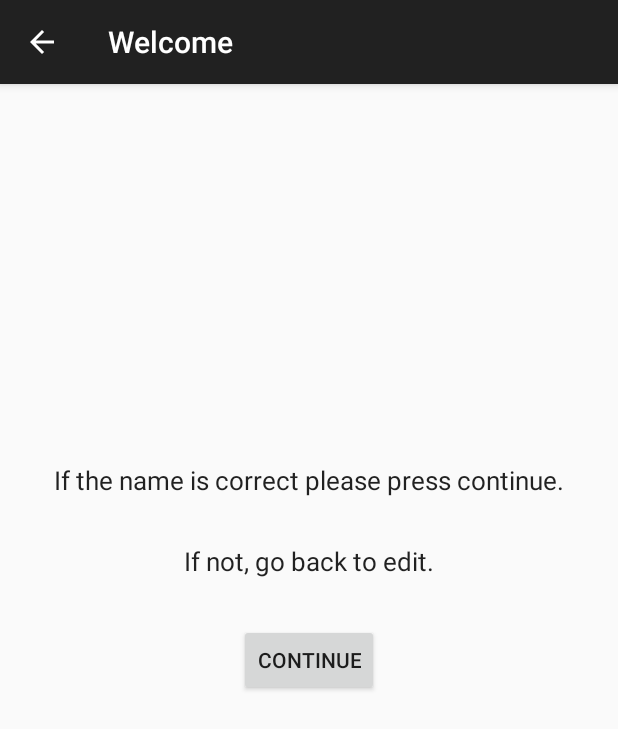
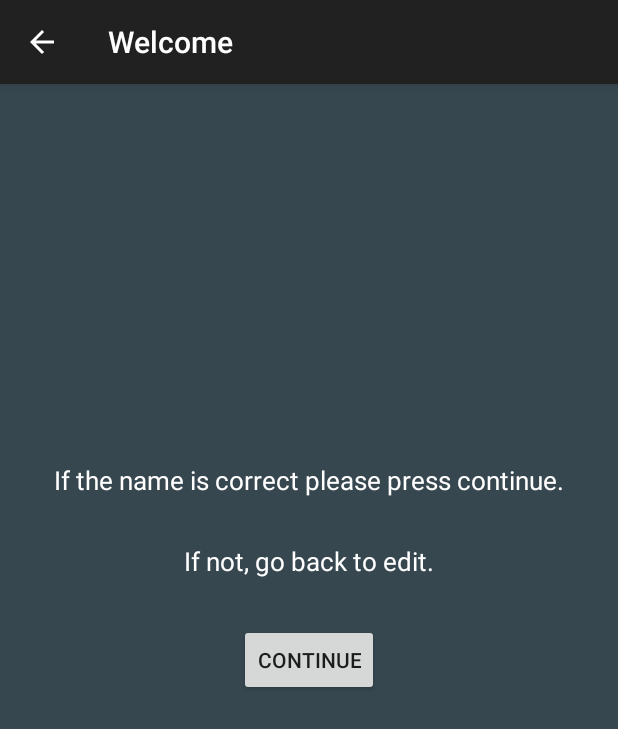
Before and after one commit to brittishsnow/UnofficialTWUCampusMapGame, an Android app: the Welcome screen opened directly, with no data from a screen before it, on a phone screen of 412 x 824 dp. Shown: the top 729 px of the screen. Run offline under Robolectric (Android 15) with nearby library versions, the phone set to English and light mode, and no system bars.

Commit message:
Final commit before presentation

```diff
--- a/app/src/main/java/com/maxstow/unofficialtwucampusmapgame/ProximityReceiver.java
+++ b/app/src/main/java/com/maxstow/unofficialtwucampusmapgame/ProximityReceiver.java
@@ -13,6 +13,7 @@ public class ProximityReceiver extends BroadcastReceiver {
 
     private static final String TAG = "ProximityReceiver";
     private final Context context;
+
 
     public ProximityReceiver(Context context) {
         this.context = context;
--- a/app/src/main/res/layout/activity_field_trip.xml
+++ b/app/src/main/res/layout/activity_field_trip.xml
@@ -45,7 +45,7 @@
         android:layout_width="wrap_content"
         android:layout_height="wrap_content"
         android:text="Back"
-        android:id="@+id/button"
+        android:id="@+id/backButton"
         android:layout_alignParentBottom="true"
         android:layout_centerHorizontal="true"
         android:layout_marginBottom="140dp" />
--- a/app/src/main/res/layout/activity_welcome.xml
+++ b/app/src/main/res/layout/activity_welcome.xml
@@ -1,10 +1,10 @@
 <RelativeLayout xmlns:android="http://schemas.android.com/apk/res/android"
-    xmlns:tools="http://schemas.android.com/tools" android:layout_width="match_parent"
-    android:layout_height="match_parent" android:paddingLeft="@dimen/activity_horizontal_margin"
-    android:paddingRight="@dimen/activity_horizontal_margin"
-    android:paddingTop="@dimen/activity_vertical_margin"
-    android:paddingBottom="@dimen/activity_vertical_margin"
-    tools:context="com.maxstow.unofficialtwucampusmapgame.Welcome">
+    xmlns:tools="http://schemas.android.com/tools"
+    android:layout_width="match_parent"
+    android:layout_height="match_parent"
+    android:background="@color/material_blue_grey_800"
+    android:gravity="center_horizontal"
+    android:orientation="vertical" >
 
     <Button
         android:layout_width="wrap_content"
@@ -24,7 +24,8 @@
         android:textSize="17dp"
         android:layout_marginBottom="30dp"
         android:layout_above="@+id/welcomeText2"
-        android:layout_centerHorizontal="true" />
+        android:layout_centerHorizontal="true"
+        android:textColor="@color/white"/>
 
     <TextView
         android:layout_width="wrap_content"
@@ -35,7 +36,8 @@
         android:textSize="17dp"
         android:layout_marginBottom="30dp"
         android:layout_above="@+id/welcomeContinueButton"
-        android:layout_centerHorizontal="true" />
+        android:layout_centerHorizontal="true"
+        android:textColor="@color/white"/>
 
     <TextView
         android:layout_width="wrap_content"
@@ -47,5 +49,6 @@
         android:layout_alignLeft="@+id/welcomeContinueButton"
         android:layout_alignStart="@+id/welcomeContinueButton"
         android:layout_alignRight="@+id/welcomeContinueButton"
-        android:layout_alignEnd="@+id/welcomeContinueButton" />
+        android:layout_alignEnd="@+id/welcomeContinueButton"
+        android:textColor="@color/white"/>
 </RelativeLayout>
```
Also changed, not shown: app/src/main/java/com/maxstow/unofficialtwucampusmapgame/FieldTrip.java (+21 -0 lines), app/src/main/java/com/maxstow/unofficialtwucampusmapgame/StartGame.java (+164 -2 lines), app/src/main/res/layout/activity_main.xml (+10 -8 lines).
